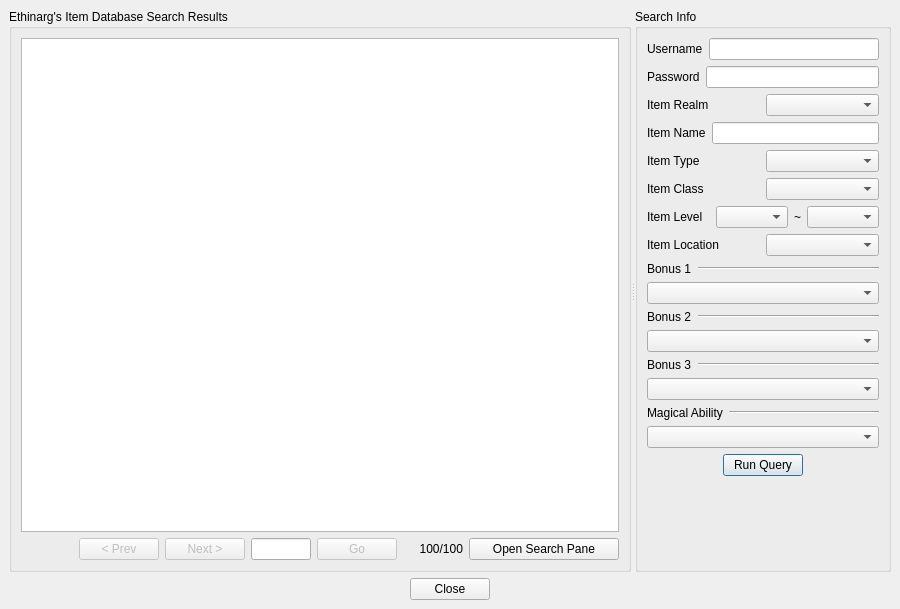
The window that Ethinarg.ui (tomkins/spellcraftcalc) describes before a commit, drawn with Qt 5.
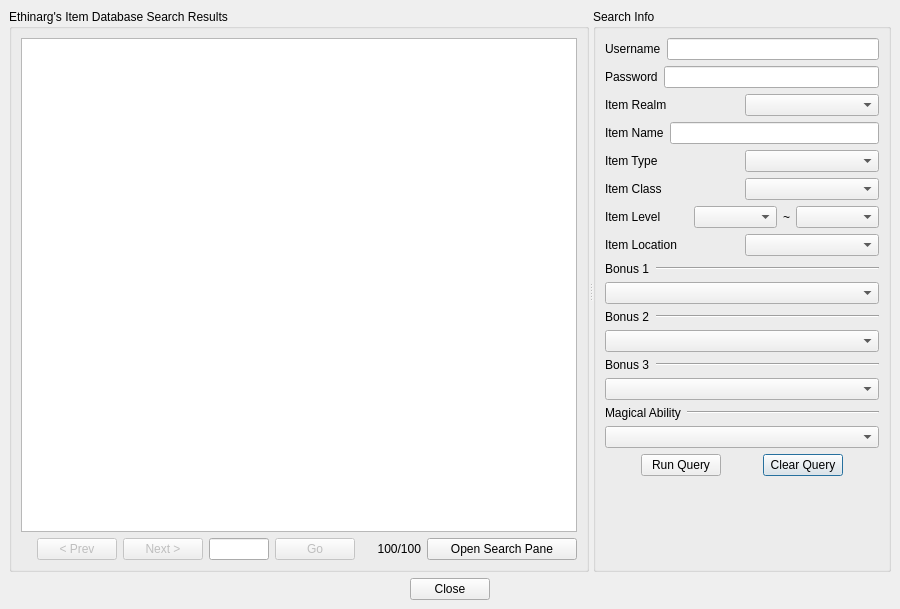
The same window after the commit. Custom widgets are drawn as their Qt base class.

Commit message: Clear button, fun stuff

What changed in the file:
```diff
--- a/Ethinarg.ui
+++ b/Ethinarg.ui
@@ -742,6 +742,29 @@
                </property>
               </spacer>
              </item>
+             <item>
+              <widget class="QPushButton" name="clearButton" >
+               <property name="text" >
+                <string>Clear Query</string>
+               </property>
+               <property name="default" >
+                <bool>true</bool>
+               </property>
+              </widget>
+             </item>
+             <item>
+              <spacer>
+               <property name="orientation" >
+                <enum>Qt::Horizontal</enum>
+               </property>
+               <property name="sizeHint" >
+                <size>
+                 <width>40</width>
+                 <height>20</height>
+                </size>
+               </property>
+              </spacer>
+             </item>
             </layout>
            </item>
            <item>
```
